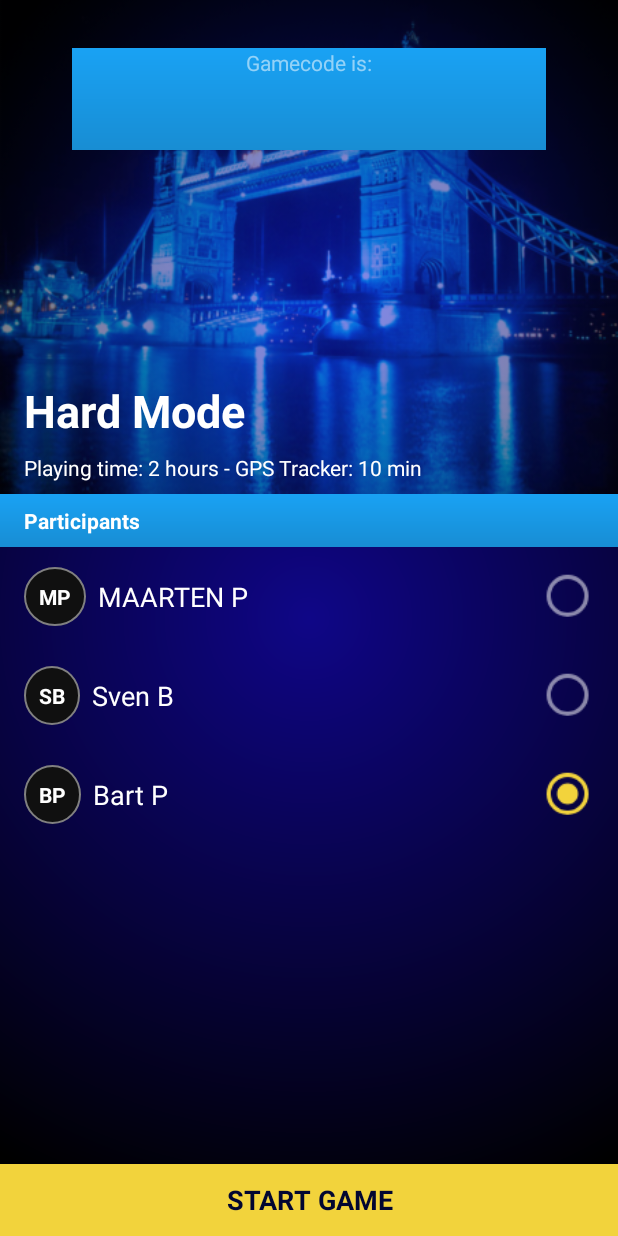
After one commit to Maarten1999/Clientside_Dev_MrX, an Android app: the DetailedGameActivity screen opened directly, with no data from a screen before it, on a phone screen of 412 x 824 dp. The commit adds this screen. Run offline under Robolectric (Android 15) with nearby library versions, the phone set to English and light mode, and no system bars; our stand-ins replace Room's generated code; Roboto replaces fonts that are not available here.

Commit message:
[Added] DetailedGameActivity

```diff
--- /dev/null
+++ b/Clientside_Dev_MrX/app/src/main/java/com/mpapps/clientside_dev_mrx/Models/Player.java
@@ -0,0 +1,45 @@
+package com.mpapps.clientside_dev_mrx.Models;
+
+public class Player
+{
+    private String initials;
+    private String name;
+    private boolean isMisterX;
+
+    public Player(String initials, String name, boolean isMisterX)
+    {
+        this.initials = initials;
+        this.name = name;
+        this.isMisterX = isMisterX;
+    }
+
+    public boolean isMisterX()
+    {
+        return isMisterX;
+    }
+
+    public void setMisterX(boolean misterX)
+    {
+        isMisterX = misterX;
+    }
+
+    public String getName()
+    {
+        return name;
+    }
+
+    public void setName(String name)
+    {
+        this.name = name;
+    }
+
+    public String getInitials()
+    {
+        return initials;
+    }
+
+    public void setInitials(String initials)
+    {
+        this.initials = initials;
+    }
+}
--- /dev/null
+++ b/Clientside_Dev_MrX/app/src/main/java/com/mpapps/clientside_dev_mrx/Services/CurrentGameInstance.java
@@ -0,0 +1,64 @@
+package com.mpapps.clientside_dev_mrx.Services;
+
+import android.arch.lifecycle.MutableLiveData;
+
+import com.mpapps.clientside_dev_mrx.Models.GameModel;
+import com.mpapps.clientside_dev_mrx.Models.Player;
+
+import java.util.List;
+
+public class CurrentGameInstance
+{
+    private static CurrentGameInstance instance;
+
+    public static void initialize(GameModel model, List<Player> players){
+        instance = new CurrentGameInstance(model, players);
+    }
+
+    public static CurrentGameInstance getInstance(){
+        return instance;
+    }
+
+    private GameModel gameModel;
+    private MutableLiveData<List<Player>> players;
+    private MutableLiveData<String> gameCode;
+
+    private CurrentGameInstance(GameModel gameModel, List<Player> players)
+    {
+        this.gameModel = gameModel;
+        this.players = new MutableLiveData<>();
+        this.players.setValue(players);
+        this.gameCode = new MutableLiveData<>();
+        gameCode.setValue("");
+    }
+
+    public GameModel getGameModel()
+    {
+        return gameModel;
+    }
+
+    public void setGameModel(GameModel gameModel)
+    {
+        this.gameModel = gameModel;
+    }
+
+    public MutableLiveData<List<Player>> getPlayers()
+    {
+        return players;
+    }
+
+    public void setPlayers(List<Player> players)
+    {
+        this.players.postValue(players);
+    }
+
+    public MutableLiveData<String> getGameCode()
+    {
+        return gameCode;
+    }
+
+    public void setGameCode(String gameCode)
+    {
+        this.gameCode.postValue(gameCode);
+    }
+}
--- a/Clientside_Dev_MrX/app/src/main/java/com/mpapps/clientside_dev_mrx/View/Adapters/GameListAdapter.java
+++ b/Clientside_Dev_MrX/app/src/main/java/com/mpapps/clientside_dev_mrx/View/Adapters/GameListAdapter.java
@@ -14,7 +14,8 @@ import android.widget.TextView;
 import com.mpapps.clientside_dev_mrx.Models.GameMode;
 import com.mpapps.clientside_dev_mrx.Models.GameModel;
 import com.mpapps.clientside_dev_mrx.R;
-import com.mpapps.clientside_dev_mrx.View.MapActivity;
+import com.mpapps.clientside_dev_mrx.Services.CurrentGameInstance;
+import com.mpapps.clientside_dev_mrx.View.DetailedGameActivity;
 
 import java.text.DateFormat;
 import java.text.SimpleDateFormat;
@@ -224,7 +225,9 @@ public class GameListAdapter extends RecyclerView.Adapter<RecyclerView.ViewHolde
             nameList = itemView.findViewById(R.id.recyclerview_item_current_recyclerview);
             nameList.setLayoutManager(new LinearLayoutManager(context, LinearLayoutManager.HORIZONTAL, false));
             itemView.setOnClickListener(view -> {
-                Intent intent = new Intent(context, MapActivity.class);
+                GameModel model = (new ArrayList<>(gameModels.get("current").keySet())).get(getAdapterPosition());
+                CurrentGameInstance.initialize(model, new ArrayList<>());
+                Intent intent = new Intent(context, DetailedGameActivity.class);
                 context.startActivity(intent);
             });
         }
--- /dev/null
+++ b/Clientside_Dev_MrX/app/src/main/java/com/mpapps/clientside_dev_mrx/View/Adapters/ParticipantsAdapter.java
@@ -0,0 +1,124 @@
+package com.mpapps.clientside_dev_mrx.View.Adapters;
+
+import android.content.Context;
+import android.support.annotation.NonNull;
+import android.support.v7.widget.RecyclerView;
+import android.view.LayoutInflater;
+import android.view.View;
+import android.view.ViewGroup;
+import android.widget.RadioButton;
+import android.widget.TextView;
+
+import com.mpapps.clientside_dev_mrx.Models.Player;
+import com.mpapps.clientside_dev_mrx.R;
+
+import java.util.ArrayList;
+import java.util.List;
+
+public class ParticipantsAdapter extends RecyclerView.Adapter<RecyclerView.ViewHolder>
+{
+    private Context context;
+    private List<Player> players;
+    private int lastSelectedPos = -1;
+
+    public ParticipantsAdapter(Context context)
+    {
+        this.context = context;
+        this.players = new ArrayList<>();
+    }
+
+    @NonNull
+    @Override
+    public RecyclerView.ViewHolder onCreateViewHolder(@NonNull ViewGroup viewGroup, int viewType)
+    {
+        switch (viewType){
+            case 0:
+                return new HeaderViewHolder(LayoutInflater.from(context)
+                        .inflate(R.layout.start_activity_recyclerview_header_item, viewGroup, false));
+            default:
+                return new ViewHolder(LayoutInflater.from(context)
+                        .inflate(R.layout.detailed_activity_recyclerview_item, viewGroup, false));
+        }
+    }
+
+    @Override
+    public void onBindViewHolder(@NonNull RecyclerView.ViewHolder viewHolder, int i)
+    {
+        switch (viewHolder.getItemViewType()){
+            case 0: {
+                HeaderViewHolder holder = (HeaderViewHolder) viewHolder;
+                holder.title.setText(context.getString(R.string.participants));
+                break;
+            }
+            default: {
+                ViewHolder holder = (ViewHolder) viewHolder;
+                Player player = players.get(i - 1);
+                holder.name.setText(player.getName());
+                holder.initials.setText(player.getInitials());
+                holder.misterX.setChecked(player.isMisterX());
+            }
+        }
+    }
+
+    @Override
+    public int getItemCount()
+    {
+        return players.size() + 1;
+    }
+
+    @Override
+    public int getItemViewType(int position)
+    {
+        if(position == 0)
+            return 0;
+        else
+            return 1;
+    }
+
+    public void setPlayers(List<Player> players)
+    {
+        this.players = players;
+        for (int i = 0; i < players.size(); i++) {
+            if(players.get(i).isMisterX())
+                lastSelectedPos = i;
+        }
+    }
+
+    class ViewHolder extends RecyclerView.ViewHolder
+    {
+        TextView initials;
+        TextView name;
+        RadioButton misterX;
+        public ViewHolder(@NonNull View itemView)
+        {
+            super(itemView);
+
+            initials = itemView.findViewById(R.id.detailed_activity_recyclerview_item_initials);
+            name = itemView.findViewById(R.id.detailed_activity_recyclerview_item_name);
+            misterX = itemView.findViewById(R.id.detailed_activity_recyclerview_item_radiobutton);
+
+            misterX.setOnClickListener((view -> {
+                lastSelectedPos = getAdapterPosition() - 1;
+                for (int i = 0; i < players.size(); i++) {
+                    Player player = players.get(i);
+                    if(i == lastSelectedPos)
+                        player.setMisterX(true);
+                    else
+                        player.setMisterX(false);
+                }
+                //TODO send via firebase
+                notifyDataSetChanged();
+            }));
+        }
+    }
+
+    class HeaderViewHolder extends RecyclerView.ViewHolder
+    {
+        TextView title;
+        public HeaderViewHolder(@NonNull View itemView)
+        {
+            super(itemView);
+            title = itemView.findViewById(R.id.startactivity_recyclerview_header_text);
+        }
+    }
+}
--- /dev/null
+++ b/Clientside_Dev_MrX/app/src/main/java/com/mpapps/clientside_dev_mrx/View/DetailedGameActivity.java
@@ -0,0 +1,99 @@
+package com.mpapps.clientside_dev_mrx.View;
+
+import android.arch.lifecycle.ViewModelProviders;
+import android.content.Intent;
+import android.os.Bundle;
+import android.support.v7.app.AppCompatActivity;
+import android.support.v7.widget.LinearLayoutManager;
+import android.support.v7.widget.RecyclerView;
+import android.widget.Button;
+import android.widget.TextView;
+
+import com.mpapps.clientside_dev_mrx.Models.Player;
+import com.mpapps.clientside_dev_mrx.R;
+import com.mpapps.clientside_dev_mrx.Services.CurrentGameInstance;
+import com.mpapps.clientside_dev_mrx.View.Adapters.ParticipantsAdapter;
+import com.mpapps.clientside_dev_mrx.ViewModels.DetailedGameVM;
+
+import java.util.ArrayList;
+import java.util.List;
+
+public class DetailedGameActivity extends AppCompatActivity
+{
+
+    private DetailedGameVM viewModel;
+    private RecyclerView participantRecyclerview;
+    private ParticipantsAdapter adapter;
+    private TextView modeTitle, modeDescription,gameCode;
+
+    @Override
+    protected void onCreate(Bundle savedInstanceState)
+    {
+        super.onCreate(savedInstanceState);
+        setContentView(R.layout.activity_detailed_game);
+
+        viewModel = ViewModelProviders.of(this).get(DetailedGameVM.class);
+
+        participantRecyclerview = findViewById(R.id.detailed_game_activity_recyclerview);
+
+        LinearLayoutManager layoutManager = new LinearLayoutManager(this);
+        participantRecyclerview.setLayoutManager(layoutManager);
+
+        adapter = new ParticipantsAdapter(this);
+        participantRecyclerview.setAdapter(adapter);
+
+        Button startGame = findViewById(R.id.detailed_game_activity_btn_start);
+        startGame.setOnClickListener(view -> {
+            Intent intent = new Intent(this, MapActivity.class);
+            startActivity(intent);
+        });
+
+
+        String title = "", info = "";
+        switch (CurrentGameInstance.getInstance().getGameModel().getMode()){
+            case Easy:
+                title = getResources().getString(R.string.gamemode_easy_title);
+                info = getResources().getString(R.string.gamemode_easy_description);
+                break;
+            case Normal:
+                title = getResources().getString(R.string.gamemode_normal_title);
+                info = getResources().getString(R.string.gamemode_normal_description);
+                break;
+            case Hard:
+                title = getResources().getString(R.string.gamemode_hard_title);
+                info = getResources().getString(R.string.gamemode_hard_description);
+                break;
+            case MisterX:
+                title = getResources().getString(R.string.gamemode_misterx_title);
+                info = getResources().getString(R.string.gamemode_misterx_description);
+                break;
+        }
+        modeTitle = findViewById(R.id.detailed_game_activity_mode);
+        modeTitle.setText(title);
+        modeDescription = findViewById(R.id.detailed_game_activity_mode_description);
+        modeDescription.setText(info);
+        gameCode = findViewById(R.id.detailed_game_activity_textview_gamecode);
+
+        viewModel.getGameCode().observe(this, s -> {
+            assert s != null;
+            gameCode.setText(s);
+        });
+
+        viewModel.getPlayers().observe(this, players -> {
+            assert players != null;
+            adapter.setPlayers(players);
+            adapter.notifyDataSetChanged();
+        });
+
+        testDataPlayers();
+    }
+
+    private void testDataPlayers(){
+        List<Player> players = new ArrayList<>();
+        players.add(new Player("MP", "MAARTEN P", false));
+        players.add(new Player("SB", "Sven B", false));
+        players.add(new Player("BP", "Bart P", true));
+        CurrentGameInstance.getInstance().setPlayers(players);
+
+    }
+}
--- a/Clientside_Dev_MrX/app/src/main/java/com/mpapps/clientside_dev_mrx/View/StartActivity.java
+++ b/Clientside_Dev_MrX/app/src/main/java/com/mpapps/clientside_dev_mrx/View/StartActivity.java
@@ -35,10 +35,10 @@ public class StartActivity extends AppCompatActivity {
         viewModel = ViewModelProviders.of(this).get(StartActivityVM.class);
 
         //Room insert testdata
-//        Map<String, Boolean> temp = new HashMap<>();
-//        temp.put("Maarten P", false);
-//        temp.put("Hello", true);
-//        temp.put("S B", false);
+        Map<String, Boolean> temp = new HashMap<>();
+        temp.put("Maarten P", false);
+        temp.put("Hello", true);
+        temp.put("S B", false);
 //        viewModel.insertGameModel(new GameModel("Test", GameMode.Hard, temp, Calendar.getInstance().getTime(), false));
 //        viewModel.insertGameModel(new GameModel("Test2", GameMode.Easy, temp, Calendar.getInstance().getTime(), true));
 
@@ -47,7 +47,7 @@ public class StartActivity extends AppCompatActivity {
             adapter.setHistoryGames(gameModels);
             adapter.notifyDataSetChanged();
 
-            //viewModel.addCurrentGame(new GameModel("CurrentGame", GameMode.Hard, temp, Calendar.getInstance().getTime(), false));
+            viewModel.addCurrentGame(new GameModel("CurrentGame", GameMode.Hard, temp, Calendar.getInstance().getTime(), false));
         });
 
         viewModel.getCurrentGames().observe(this, gameModels -> {
--- /dev/null
+++ b/Clientside_Dev_MrX/app/src/main/java/com/mpapps/clientside_dev_mrx/ViewModels/DetailedGameVM.java
@@ -0,0 +1,28 @@
+package com.mpapps.clientside_dev_mrx.ViewModels;
+
+import android.app.Application;
+import android.arch.lifecycle.AndroidViewModel;
+import android.arch.lifecycle.MutableLiveData;
+import android.support.annotation.NonNull;
+
+import com.mpapps.clientside_dev_mrx.Models.Player;
+import com.mpapps.clientside_dev_mrx.Services.CurrentGameInstance;
+
+import java.util.List;
+
+public class DetailedGameVM extends AndroidViewModel
+{
+    public DetailedGameVM(@NonNull Application application)
+    {
+        super(application);
+    }
+
+    public MutableLiveData<List<Player>> getPlayers()
+    {
+        return CurrentGameInstance.getInstance().getPlayers();
+    }
+
+    public MutableLiveData<String> getGameCode(){
+        return CurrentGameInstance.getInstance().getGameCode();
+    }
+}
--- /dev/null
+++ b/Clientside_Dev_MrX/app/src/main/res/layout/activity_detailed_game.xml
@@ -0,0 +1,113 @@
+<?xml version="1.0" encoding="utf-8"?>
+<android.support.constraint.ConstraintLayout xmlns:android="http://schemas.android.com/apk/res/android"
+    xmlns:app="http://schemas.android.com/apk/res-auto"
+    xmlns:tools="http://schemas.android.com/tools"
+    android:layout_width="match_parent"
+    android:layout_height="match_parent"
+    android:background="@drawable/firebase_login_background_gradient"
+    tools:context=".View.DetailedGameActivity">
+
+    <android.support.constraint.Guideline
+        android:id="@+id/guideline2"
+        android:layout_width="wrap_content"
+        android:layout_height="wrap_content"
+        android:orientation="horizontal"
+        app:layout_constraintGuide_percent="0.4" />
+
+    <android.support.v7.widget.RecyclerView
+        android:id="@+id/detailed_game_activity_recyclerview"
+        android:layout_width="0dp"
+        android:layout_height="0dp"
+        app:layout_constraintBottom_toTopOf="@+id/detailed_game_activity_btn_start"
+        app:layout_constraintEnd_toEndOf="parent"
+        app:layout_constraintStart_toStartOf="parent"
+        app:layout_constraintTop_toBottomOf="@+id/guideline2" />
+
+    <ImageView
+        android:id="@+id/detailed_game_activity_background"
+        android:layout_width="0dp"
+        android:layout_height="0dp"
+        android:scaleType="centerCrop"
+        app:layout_constraintBottom_toTopOf="@+id/guideline2"
+        app:layout_constraintEnd_toEndOf="parent"
+        app:layout_constraintStart_toStartOf="parent"
+        app:layout_constraintTop_toTopOf="parent"
+        app:srcCompat="@drawable/background_tower_bridge_2" />
+
+    <LinearLayout
+        android:layout_width="0dp"
+        android:layout_height="wrap_content"
+        android:layout_marginStart="48dp"
+        android:layout_marginTop="32dp"
+        android:layout_marginEnd="48dp"
+        android:background="@drawable/button_gradient_light"
+        android:orientation="vertical"
+        app:layout_constraintEnd_toEndOf="parent"
+        app:layout_constraintStart_toStartOf="parent"
+        app:layout_constraintTop_toTopOf="parent">
+
+        <TextView
+            android:id="@+id/textView"
+            android:layout_width="match_parent"
+            android:layout_height="wrap_content"
+            android:text="@string/gamecode_is"
+            android:textAlignment="center"
+            android:textColor="@color/editTextHint"
+            tools:layout_editor_absoluteX="163dp"
+            tools:layout_editor_absoluteY="53dp" />
+
+        <TextView
+            android:id="@+id/detailed_game_activity_textview_gamecode"
+            android:layout_width="match_parent"
+            android:layout_height="wrap_content"
+            android:text="1234"
+            android:textAlignment="center"
+            android:textColor="@android:color/white"
+            android:textSize="36sp"
+            android:textStyle="bold"
+            android:maxLines="1"
+            android:maxLength="4"/>
+    </LinearLayout>
+
+    <TextView
+        android:id="@+id/detailed_game_activity_mode"
+        android:layout_width="0dp"
+        android:layout_height="wrap_content"
+        android:layout_marginStart="16dp"
+        android:layout_marginEnd="8dp"
+        android:layout_marginBottom="8dp"
+        android:text="TextView"
+        android:textColor="@android:color/white"
+        android:textSize="30sp"
+        android:textStyle="bold"
+        app:layout_constraintBottom_toTopOf="@+id/detailed_game_activity_mode_description"
+        app:layout_constraintEnd_toEndOf="parent"
+        app:layout_constraintStart_toStartOf="parent" />
+
+    <TextView
+        android:id="@+id/detailed_game_activity_mode_description"
+        android:layout_width="0dp"
+        android:layout_height="wrap_content"
+        android:layout_marginStart="16dp"
+        android:layout_marginEnd="8dp"
+        android:layout_marginBottom="8dp"
+        android:text="TextView"
+        android:textColor="@android:color/white"
+        app:layout_constraintBottom_toTopOf="@+id/guideline2"
+        app:layout_constraintEnd_toEndOf="parent"
+        app:layout_constraintStart_toStartOf="parent" />
+
+    <Button
+        android:id="@+id/detailed_game_activity_btn_start"
+        android:layout_width="0dp"
+        android:layout_height="wrap_content"
+        android:background="@color/colorAccent"
+        android:text="@string/start_game"
+        android:textColor="@color/colorPrimaryDark"
+        android:textSize="18sp"
+        android:textStyle="bold"
+        app:layout_constraintBottom_toBottomOf="parent"
+        app:layout_constraintEnd_toEndOf="parent"
+        app:layout_constraintStart_toStartOf="parent" />
+
+</android.support.constraint.ConstraintLayout>
--- a/Clientside_Dev_MrX/app/src/main/res/layout/activity_start.xml
+++ b/Clientside_Dev_MrX/app/src/main/res/layout/activity_start.xml
@@ -4,6 +4,7 @@
     xmlns:tools="http://schemas.android.com/tools"
     android:layout_width="match_parent"
     android:layout_height="match_parent"
+    android:background="@drawable/firebase_login_background_gradient"
     tools:context=".View.StartActivity">
 
 
@@ -18,7 +19,6 @@
         android:id="@+id/start_activity_recyclerview"
         android:layout_width="0dp"
         android:layout_height="0dp"
-        android:background="@color/colorPrimaryDark"
         app:layout_constraintBottom_toBottomOf="parent"
         app:layout_constraintEnd_toEndOf="parent"
         app:layout_constraintStart_toStartOf="parent"
--- /dev/null
+++ b/Clientside_Dev_MrX/app/src/main/res/layout/detailed_activity_recyclerview_item.xml
@@ -0,0 +1,58 @@
+<?xml version="1.0" encoding="utf-8"?>
+<android.support.constraint.ConstraintLayout xmlns:android="http://schemas.android.com/apk/res/android"
+    xmlns:app="http://schemas.android.com/apk/res-auto"
+    xmlns:tools="http://schemas.android.com/tools"
+    android:layout_width="match_parent"
+    android:layout_height="wrap_content">
+
+
+    <TextView
+        android:id="@+id/detailed_activity_recyclerview_item_initials"
+        android:layout_width="wrap_content"
+        android:layout_height="wrap_content"
+        android:layout_marginStart="16dp"
+        android:layout_marginTop="8dp"
+        android:layout_marginBottom="8dp"
+        android:background="@drawable/circular_name_textview_2"
+        android:gravity="center"
+        android:padding="10dp"
+        android:text="NN"
+        android:textColor="@android:color/white"
+        android:textSize="14sp"
+        android:textStyle="bold"
+        app:layout_constraintBottom_toBottomOf="parent"
+        app:layout_constraintDimensionRatio="1:1"
+        app:layout_constraintStart_toStartOf="parent"
+        app:layout_constraintTop_toTopOf="parent" />
+
+    <TextView
+        android:id="@+id/detailed_activity_recyclerview_item_name"
+        android:layout_width="0dp"
+        android:layout_height="wrap_content"
+        android:layout_marginStart="8dp"
+        android:layout_marginEnd="8dp"
+        android:text="TextView"
+        android:textColor="@android:color/white"
+        android:textSize="18sp"
+        app:layout_constraintBottom_toBottomOf="parent"
+        app:layout_constraintEnd_toStartOf="@+id/detailed_activity_recyclerview_item_radiobutton"
+        app:layout_constraintHorizontal_bias="0.5"
+        app:layout_constraintStart_toEndOf="@+id/detailed_activity_recyclerview_item_initials"
+        app:layout_constraintTop_toTopOf="parent" />
+
+    <RadioButton
+        android:id="@+id/detailed_activity_recyclerview_item_radiobutton"
+        android:layout_width="50dp"
+        android:layout_height="50dp"
+        android:layout_marginTop="8dp"
+        android:layout_marginEnd="8dp"
+        android:layout_marginBottom="8dp"
+        android:buttonTint="@drawable/gamemode_radiobutton_color"
+        android:scaleX="1.4"
+        android:scaleY="1.4"
+        android:textColor="@android:color/white"
+        android:translationX="12dp"
+        app:layout_constraintBottom_toBottomOf="parent"
+        app:layout_constraintEnd_toEndOf="parent"
+        app:layout_constraintTop_toTopOf="parent" />
+</android.support.constraint.ConstraintLayout>
--- a/Clientside_Dev_MrX/app/src/main/res/values/strings.xml
+++ b/Clientside_Dev_MrX/app/src/main/res/values/strings.xml
@@ -15,4 +15,7 @@
     <string name="hour">hour</string>
     <string name="hours">hours</string>
     <string name="no_games">No games available</string>
+    <string name="gamecode_is">Gamecode is:</string>
+    <string name="start_game">Start Game</string>
+    <string name="participants">Participants</string>
 </resources>
```
Also changed, not shown: Clientside_Dev_MrX/app/src/main/AndroidManifest.xml (+7 -6 lines), 1 other file.
